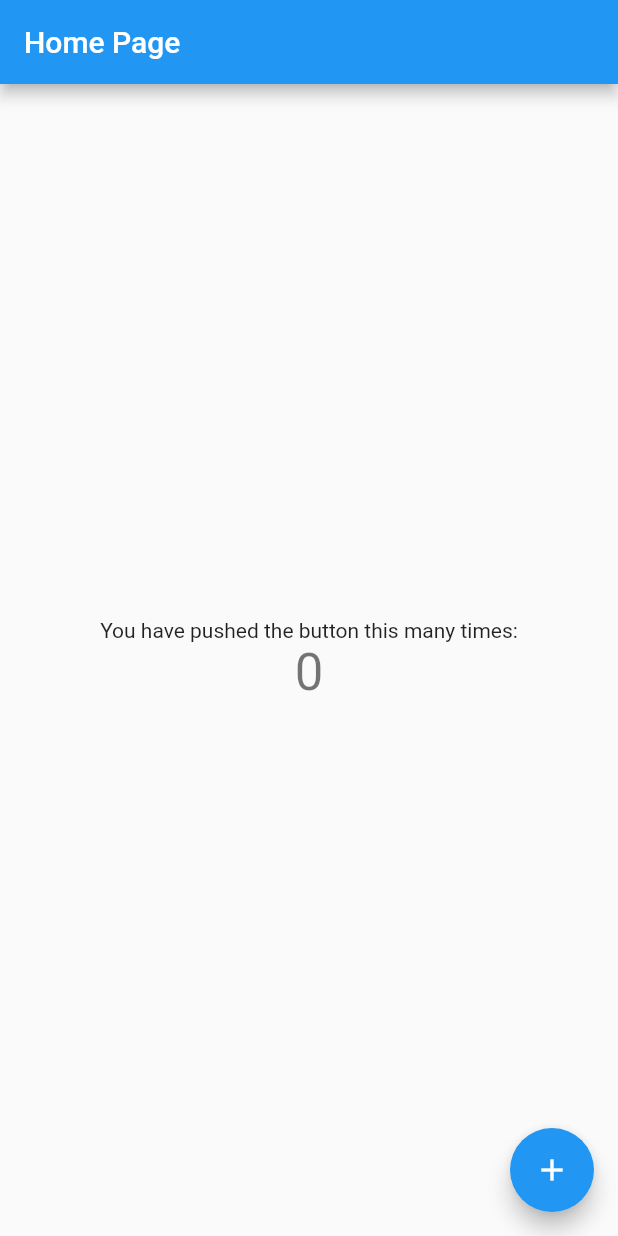
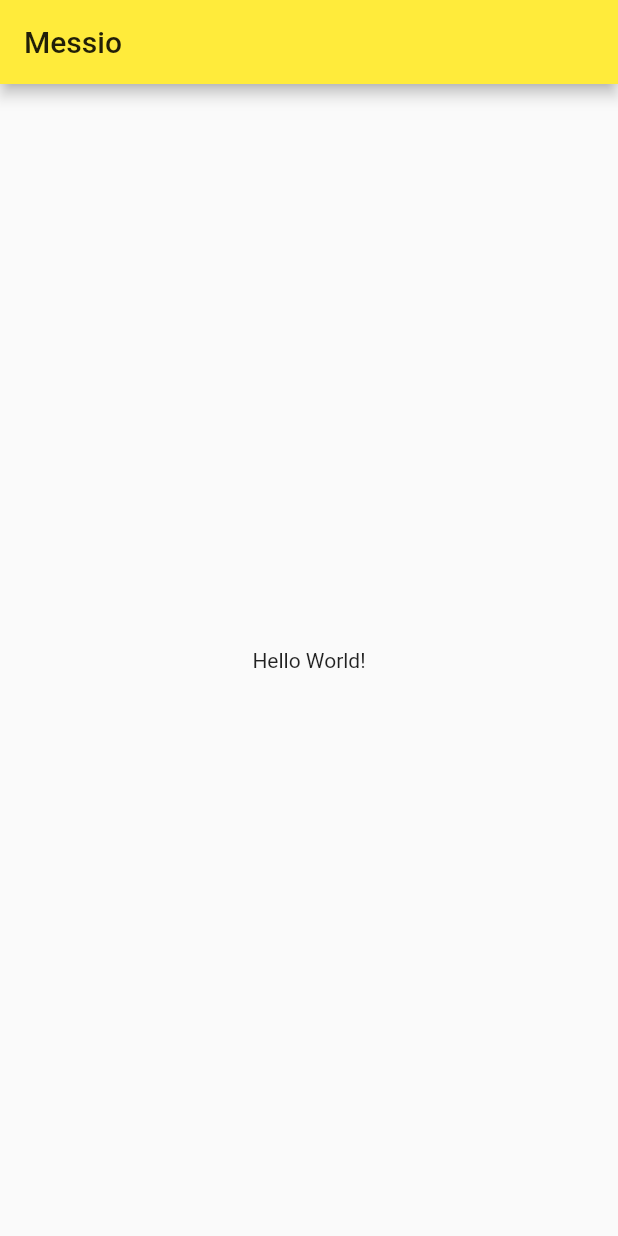
Before and after one commit to zakaria1159/flutter, a Flutter app: the screen it shows after launch, on a phone screen of 412 x 824 dp. Run offline on Flutter 3.47's test engine with Material 2 defaults, Android fonts, the phone set to English and light mode, and no system bars.

Commit message:
created hello world

```diff
--- a/lib/main.dart
+++ b/lib/main.dart
@@ -7,35 +7,17 @@ class MyApp extends StatelessWidget {
   @override
   Widget build(BuildContext context) {
     return MaterialApp(
-      title: 'Flutter Demo',
+      title: 'Messio',
       theme: ThemeData(
-        // This is the theme of your application.
-        //
-        // Try running your application with "flutter run". You'll see the
-        // application has a blue toolbar. Then, without quitting the app, try
-        // changing the primarySwatch below to Colors.green and then invoke
-        // "hot reload" (press "r" in the console where you ran "flutter run",
-        // or simply save your changes to "hot reload" in a Flutter IDE).
-        // Notice that the counter didn't reset back to zero; the application
-        // is not restarted.
-        primarySwatch: Colors.blue,
+        primarySwatch: Colors.yellow,
       ),
-      home: MyHomePage(title: 'Home Page'),
+      home: MyHomePage(title: 'Messio'),
     );
   }
 }
 
 class MyHomePage extends StatefulWidget {
   MyHomePage({Key key, this.title}) : super(key: key);
-
-  // This widget is the home page of your application. It is stateful, meaning
-  // that it has a State object (defined below) that contains fields that affect
-  // how it looks.
-
-  // This class is the configuration for the state. It holds the values (in this
-  // case the title) provided by the parent (in this case the App widget) and
-  // used by the build method of the State. Fields in a Widget subclass are
-  // always marked "final".
 
   final String title;
 
@@ -44,68 +26,22 @@ class MyHomePage extends StatefulWidget {
 }
 
 class _MyHomePageState extends State<MyHomePage> {
-  int _counter = 0;
-
-  void _incrementCounter() {
-    setState(() {
-      // This call to setState tells the Flutter framework that something has
-      // changed in this State, which causes it to rerun the build method below
-      // so that the display can reflect the updated values. If we changed
-      // _counter without calling setState(), then the build method would not be
-      // called again, and so nothing would appear to happen.
-      _counter++;
-    });
-  }
 
   @override
   Widget build(BuildContext context) {
-    // This method is rerun every time setState is called, for instance as done
-    // by the _incrementCounter method above.
-    //
     // The Flutter framework has been optimized to make rerunning build methods
     // fast, so that you can just rebuild anything that needs updating rather
     // than having to individually change instances of widgets.
     return Scaffold(
-      appBar: AppBar(
-        // Here we take the value from the MyHomePage object that was created by
-        // the App.build method, and use it to set our appbar title.
-        title: Text(widget.title),
-      ),
-      body: Center(
-        // Center is a layout widget. It takes a single child and positions it
-        // in the middle of the parent.
-        child: Column(
-          // Column is also a layout widget. It takes a list of children and
-          // arranges them vertically. By default, it sizes itself to fit its
-          // children horizontally, and tries to be as tall as its parent.
-          //
-          // Invoke "debug painting" (press "p" in the console, choose the
-          // "Toggle Debug Paint" action from the Flutter Inspector in Android
-          // Studio, or the "Toggle Debug Paint" command in Visual Studio Code)
-          // to see the wireframe for each widget.
-          //
-          // Column has various properties to control how it sizes itself and
-          // how it positions its children. Here we use mainAxisAlignment to
-          // center the children vertically; the main axis here is the vertical
-          // axis because Columns are vertical (the cross axis would be
-          // horizontal).
-          mainAxisAlignment: MainAxisAlignment.center,
-          children: <Widget>[
-            Text(
-              'You have pushed the button this many times:',
-            ),
-            Text(
-              '$_counter',
-              style: Theme.of(context).textTheme.headline4,
-            ),
-          ],
+        appBar: AppBar(
+          // Here we take the value from the MyHomePage object that was created by
+          // the App.build method, and use it to set our appbar title.
+          title: Text(widget.title),
         ),
-      ),
-      floatingActionButton: FloatingActionButton(
-        onPressed: _incrementCounter,
-        tooltip: 'Increment',
-        child: Icon(Icons.add),
-      ), // This trailing comma makes auto-formatting nicer for build methods.
+        body: Center(
+            child:Text('Hello World!')
+        )
     );
+
   }
 }
```
